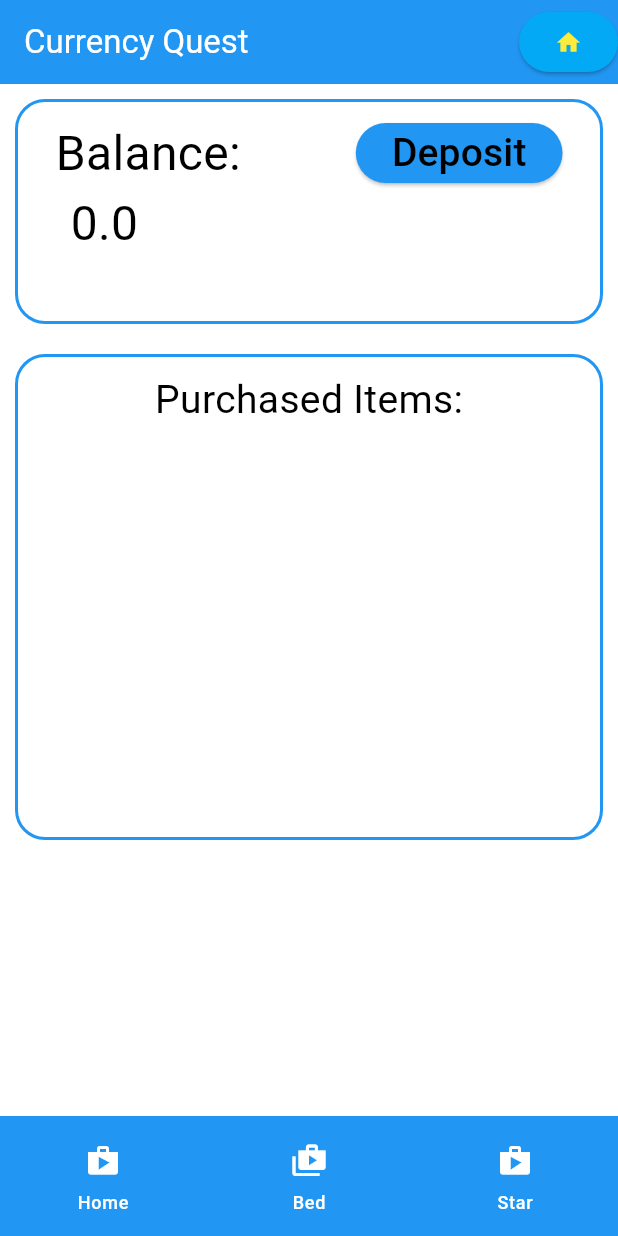
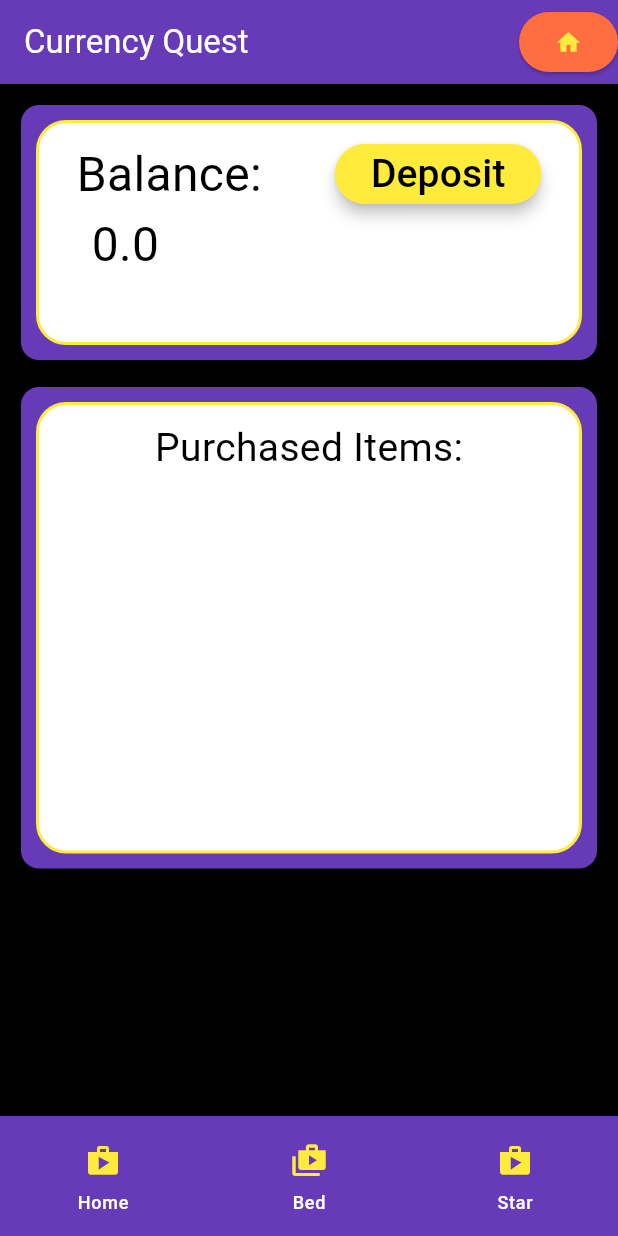
Before and after one commit to ctudel/Currency_Adventure, a Flutter app: the screen it shows after launch, on a phone screen of 412 x 824 dp. Run offline on Flutter 3.47's test engine with Material 3 defaults, Android fonts, the phone set to English and light mode, and no system bars.

Commit message:
fix balance not updating on deposit

```diff
--- a/lib/main.dart
+++ b/lib/main.dart
@@ -54,12 +54,12 @@ class _MyAppState extends State<MyApp> {
             colorScheme: const ColorScheme(
                 brightness: Brightness.light,
                 primary: Colors.yellow,
-                onPrimary: Colors.white,
+                onPrimary: Colors.black,
                 secondary: Colors.yellowAccent,
                 onSecondary: Colors.white,
                 error: Colors.red,
                 onError: Colors.black,
-                surface: Colors.blue,
+                surface: Colors.deepPurple,
                 onSurface: Colors.white)),
         routes: routes,
       ),
@@ -96,8 +96,8 @@ class MainScaffold extends StatelessWidget {
           // Back to Home button
           ElevatedButton(
               onPressed: () => home(context),
-              style:
-                  ElevatedButton.styleFrom(backgroundColor: Colors.lightBlue),
+              style: ElevatedButton.styleFrom(
+                  backgroundColor: Colors.deepOrangeAccent),
               child: Icon(Icons.home))
         ],
       ),
@@ -108,11 +108,14 @@ class MainScaffold extends StatelessWidget {
         indicatorColor: Colors.transparent,
         destinations: const [
           // Currency 1 Button
-          NavigationDestination(icon: Icon(Icons.shop), label: "Home"),
+          NavigationDestination(
+              icon: Icon(Icons.shop, color: Colors.yellow), label: "Home"),
           // Currency 2 Button
-          NavigationDestination(icon: Icon(Icons.shop_2), label: "Bed"),
+          NavigationDestination(
+              icon: Icon(Icons.shop_2, color: Colors.yellow), label: "Bed"),
           // Currency 3 Button
-          NavigationDestination(icon: Icon(Icons.shop), label: "Star"),
+          NavigationDestination(
+              icon: Icon(Icons.shop, color: Colors.yellow), label: "Star"),
         ],
         onDestinationSelected: (index) =>
             Navigator.pushReplacementNamed(context, paths[index + 1]),
@@ -121,4 +124,10 @@ class MainScaffold extends StatelessWidget {
   }
 }
 
+// Container Border
+final BoxDecoration border = BoxDecoration(
+    color: Colors.white,
+    border: Border.all(color: Colors.yellow, width: 2),
+    borderRadius: BorderRadius.circular(20));
+
 // Total points: 60
--- a/lib/pages/currency_1.dart
+++ b/lib/pages/currency_1.dart
@@ -33,8 +33,7 @@ class Currency1 extends StatelessWidget {
             mainAxisAlignment: MainAxisAlignment.center,
             crossAxisAlignment: CrossAxisAlignment.center,
             children: [
-              Text("Currency 1 Page",
-                  style: TextStyle(color: Colors.black, fontSize: 20)),
+              Text("Currency 1 Page", style: TextStyle(fontSize: 20)),
             ],
           ),
         ),
--- a/lib/pages/currency_2.dart
+++ b/lib/pages/currency_2.dart
@@ -33,8 +33,7 @@ class Currency2 extends StatelessWidget {
             mainAxisAlignment: MainAxisAlignment.center,
             crossAxisAlignment: CrossAxisAlignment.center,
             children: [
-              Text("Currency 2 Page",
-                  style: TextStyle(color: Colors.black, fontSize: 20)),
+              Text("Currency 2 Page", style: TextStyle(fontSize: 20)),
             ],
           ),
         ),
--- a/lib/pages/currency_3.dart
+++ b/lib/pages/currency_3.dart
@@ -33,8 +33,7 @@ class Currency3 extends StatelessWidget {
             mainAxisAlignment: MainAxisAlignment.center,
             crossAxisAlignment: CrossAxisAlignment.center,
             children: [
-              Text("Currency 3 Page",
-                  style: TextStyle(color: Colors.black, fontSize: 20)),
+              Text("Currency 3 Page", style: TextStyle(fontSize: 20)),
             ],
           ),
         ),
--- a/lib/pages/home.dart
+++ b/lib/pages/home.dart
@@ -13,6 +13,7 @@
 import 'package:flutter/material.dart';
 import '../widgets/balance.dart';
 import '../widgets/purchased_items.dart';
+import '../widgets/bank.dart';
 
 // TODO: Create a stateless widget to display the home page. (30 pts)
 // In your build method, you will need to get the Bank instance by calling Bank.of(context). Once you have it
@@ -24,13 +25,17 @@ class Home extends StatelessWidget {
 
   @override
   Widget build(BuildContext context) {
+    final Bank bank = Bank.of(context);
+
     return Container(
-        child: const Column(
+        padding: EdgeInsets.all(10),
+        child: Column(
           children: [
             // Balance
             Balance(),
+            SizedBox(height: 10),
             // Purchased Items
-        PurchasedItems(),
+            const PurchasedItems(),
           ],
         ));
   }
@@ -57,4 +62,10 @@ class Home extends StatelessWidget {
 //           a cancel button that when pressed calls Navigator.pop(context)
 //
 
+// Container Border
+final BoxDecoration border = BoxDecoration(
+    color: Colors.white,
+    border: Border.all(color: Colors.yellow, width: 2),
+    borderRadius: BorderRadius.circular(20));
+
 // Total points: 130
--- a/lib/widgets/balance.dart
+++ b/lib/widgets/balance.dart
@@ -1,16 +1,23 @@
 import 'package:flutter/material.dart';
 import '../widgets/bank.dart';
+import '../pages/home.dart';
 
-class Balance extends StatelessWidget {
+class Balance extends StatefulWidget {
   const Balance({
     super.key,
   });
 
   @override
+  State<Balance> createState() => _BalanceState();
+}
+
+class _BalanceState extends State<Balance> {
+  @override
   Widget build(BuildContext context) {
     final Bank bank = Bank.of(context);
 
     return Flexible(
+      child: Card(
         child: Container(
           // Main Container
           alignment: Alignment.topLeft,
@@ -31,10 +38,15 @@ class Balance extends StatelessWidget {
                       style: TextStyle(color: Colors.black, fontSize: 32)),
                   // Deposit Button
                   ElevatedButton(
+                    style: ElevatedButton.styleFrom(
+                      backgroundColor: Colors.yellow,
+                      elevation: 4,
+                    ),
                     onPressed: () {
-                    print(bank);
+                      // FIXME: deposit with user input on dialogue
                       bank.deposit(5);
-                    print(bank.vault.balance.toString());
+                      // Calling setState() will force Flutter to update dependent child widgets
+                      setState(() {});
                     },
                     child: const Text("Deposit",
                         style: TextStyle(color: Colors.black, fontSize: 26)),
@@ -44,18 +56,13 @@ class Balance extends StatelessWidget {
               // Balance Value
               Container(
                 padding: const EdgeInsets.only(left: 10),
-              child: Text(bank.vault.balance.toString(),
+                child: Text('${bank.vault.balance}',
                     style: const TextStyle(color: Colors.black, fontSize: 32)),
               ),
             ],
           ),
         ),
+      ),
     );
   }
 }
-
-// Container Border
-final BoxDecoration border = BoxDecoration(
-    color: Colors.white,
-    border: Border.all(color: Colors.blue, width: 2),
-    borderRadius: BorderRadius.circular(20));
--- a/lib/widgets/bank.dart
+++ b/lib/widgets/bank.dart
@@ -28,14 +28,16 @@ class Bank extends InheritedWidget {
   }
 
   bool buy(final String item, final double amount) {
+    // Calling setState() will force Flutter to update dependent child widgets
+    appKey.currentState?.setState(() {});
+
     if (vault.buy(item, amount)) {
-      // Calling setState() will force Flutter to update dependent child widgets
-      appKey.currentState?.setState(() {});
       // TODO: Play a sound to indicate the purchase succeeded. (15 pts)
       return true;
+    } else {
+      // TODO: Play a sound to indicate the purchase failed. (15 pts)
+      return false;
     }
-    // TODO: Play a sound to indicate the purchase failed. (15 pts)
-    return false;
   }
 
   //**************************************************************************************************
--- a/lib/widgets/purchased_items.dart
+++ b/lib/widgets/purchased_items.dart
@@ -1,4 +1,5 @@
 import 'package:flutter/material.dart';
+import '../pages/home.dart';
 
 class PurchasedItems extends StatelessWidget {
   const PurchasedItems({
@@ -7,6 +8,7 @@ class PurchasedItems extends StatelessWidget {
   @override
   Widget build(BuildContext context) {
     return Flexible(
+      child: Card(
         child: Container(
           alignment: Alignment.topCenter,
           padding: const EdgeInsets.only(top: 10),
@@ -19,12 +21,7 @@ class PurchasedItems extends StatelessWidget {
             ],
           ),
         ),
+      ),
     );
   }
 }
-
-// Container Border
-final BoxDecoration border = BoxDecoration(
-    color: Colors.white,
-    border: Border.all(color: Colors.blue, width: 2),
-    borderRadius: BorderRadius.circular(20));
```
Lines whose indentation alone changed are shown as unchanged.
